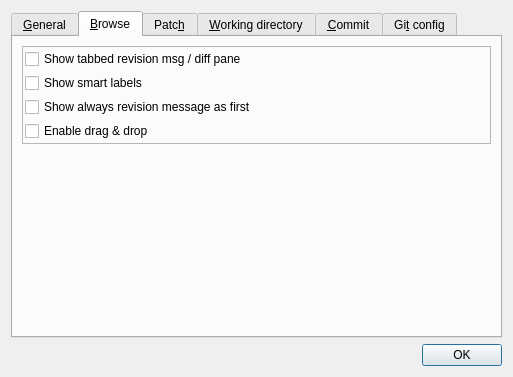
Qt form src/settings.ui (tibirna/qgit) before a commit.
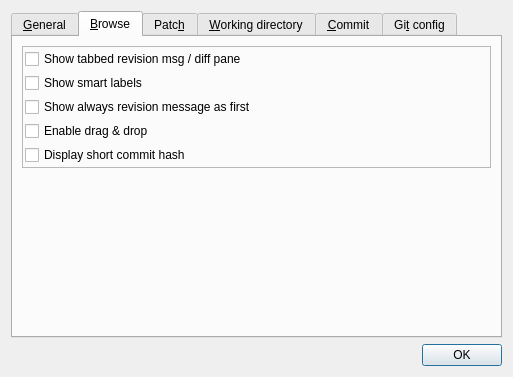
The same form after that commit. The open tabs and pages were chosen to show the change. Icons and pictures are not drawn.

Commit message:
Settings: Option to display short hash instead of full length hash
Implements #101

Displaying short length hash instead of full length hash makes it
easier to copy paste into a terminal.

Uses `git rev-parse` to shorten hashes

> shortens the object name to a unique prefix with at least length
> characters. The minimum length is 4, the default is the effective
> value of the core.abbrev configuration variable

```diff
--- a/src/settings.ui
+++ b/src/settings.ui
@@ -510,6 +510,16 @@
                 </property>
                </widget>
               </item>
+              <item>
+               <widget class="QCheckBox" name="checkBoxShowShortRef">
+                <property name="toolTip">
+                 <string>Check to display short commit hash instead of full-length hash</string>
+                </property>
+                <property name="text">
+                 <string>Display short commit hash</string>
+                </property>
+               </widget>
+              </item>
              </layout>
             </item>
            </layout>
```
Left out of the diff: 6 changed lines with no effect on the pictures. The commit also changes 6 other files.
